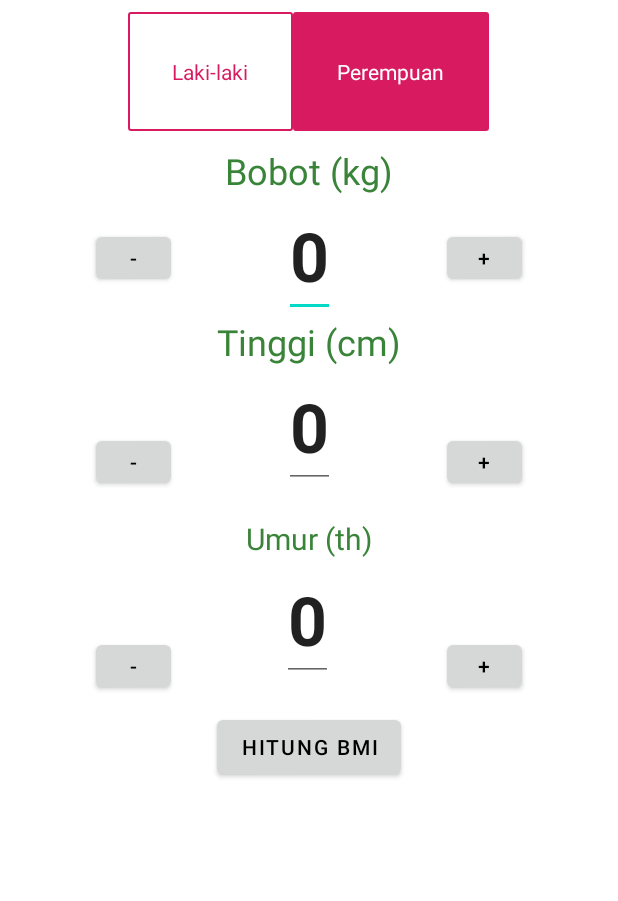
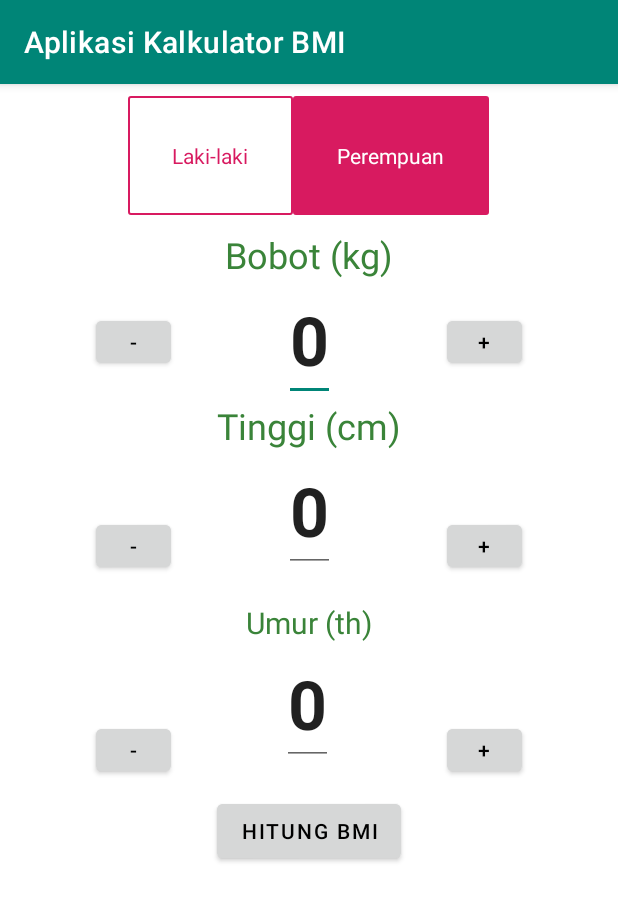
Before and after one commit to yogameleniawan/dts-mobile-7, an Android app: the screen it shows after launch (MainActivity), on a phone screen of 412 x 824 dp. Shown: the top 901 px of the screen. Run offline under Robolectric (Android 15) with nearby library versions, the phone set to English and light mode, and no system bars; our stand-ins replace sdp/ssp sizes.

Commit message:
add splash screen

```diff
--- a/app/build.gradle
+++ b/app/build.gradle
@@ -33,7 +33,9 @@ dependencies {
     implementation 'androidx.appcompat:appcompat:1.3.1'
     implementation 'com.google.android.material:material:1.4.0'
     implementation 'androidx.constraintlayout:constraintlayout:2.1.0'
+    implementation 'androidx.wear:wear:1.1.0'
     testImplementation 'junit:junit:4.+'
     androidTestImplementation 'androidx.test.ext:junit:1.1.3'
     androidTestImplementation 'androidx.test.espresso:espresso-core:3.4.0'
+    compileOnly 'com.google.android.wearable:wearable:2.8.1'
 }
--- /dev/null
+++ b/app/src/main/java/com/example/projectbmi/SplashScreen.java
@@ -0,0 +1,28 @@
+package com.example.projectbmi;
+
+import android.app.Activity;
+import android.content.Intent;
+import android.os.Bundle;
+import android.os.Handler;
+import android.widget.TextView;
+
+import androidx.appcompat.app.AppCompatActivity;
+
+public class SplashScreen extends AppCompatActivity {
+
+    Handler handler;
+
+    @Override
+    protected void onCreate(Bundle savedInstanceState) {
+        super.onCreate(savedInstanceState);
+        setContentView(R.layout.activity_splash_screen);
+
+        handler = new Handler();
+        handler.postDelayed(()->{
+            Intent intent = new Intent(SplashScreen.this, MainActivity.class);
+            startActivity(intent);
+            finish();
+        }, 3000);
+
+    }
+}
--- a/app/src/main/res/layout/activity_main.xml
+++ b/app/src/main/res/layout/activity_main.xml
@@ -96,6 +96,7 @@
         android:layout_marginTop="152dp"
         android:layout_marginEnd="64dp"
         android:layout_marginRight="64dp"
+        android:backgroundTint="#d6d7d7"
         android:text="@string/logo_plus"
         android:onClick="tmbBerat"
         app:layout_constraintEnd_toEndOf="parent"
@@ -115,16 +116,17 @@
 
     <Button
         android:id="@+id/kurangBerat"
-        android:textColor="@color/black"
         android:layout_width="50dp"
         android:layout_height="40dp"
         android:layout_marginStart="64dp"
-        android:layout_marginLeft="64dp"
         android:layout_marginTop="152dp"
+        android:backgroundTint="#d6d7d7"
+        android:onClick="krgBerat"
         android:text="@string/logo_minus"
-        android:onClick="krgBerat"
+        android:textColor="@color/black"
         app:layout_constraintStart_toStartOf="parent"
-        app:layout_constraintTop_toTopOf="parent"/>
+        app:layout_constraintTop_toTopOf="parent"
+        app:strokeColor="#F11F1F" />
 
     <Button
         android:id="@+id/tambahTinggi"
@@ -134,6 +136,7 @@
         android:layout_marginTop="288dp"
         android:layout_marginEnd="64dp"
         android:layout_marginRight="64dp"
+        android:backgroundTint="#d6d7d7"
         android:text="@string/logo_plus"
         android:onClick="tmbTinggi"
         app:layout_constraintEnd_toEndOf="parent"
@@ -153,13 +156,14 @@
 
     <Button
         android:id="@+id/kurangTinggi"
-        android:textColor="@color/black"
         android:layout_width="50dp"
         android:layout_height="40dp"
         android:layout_marginStart="64dp"
         android:layout_marginTop="288dp"
+        android:backgroundTint="#d6d7d7"
+        android:onClick="krgTinggi"
         android:text="@string/logo_minus"
-        android:onClick="krgTinggi"
+        android:textColor="@color/black"
         app:layout_constraintStart_toStartOf="parent"
         app:layout_constraintTop_toTopOf="parent" />
 
@@ -171,6 +175,7 @@
         android:layout_marginTop="424dp"
         android:layout_marginEnd="64dp"
         android:layout_marginRight="64dp"
+        android:backgroundTint="#d6d7d7"
         android:text="@string/logo_plus"
         android:onClick="tmbUmur"
         app:layout_constraintEnd_toEndOf="parent"
@@ -182,6 +187,7 @@
         android:layout_width="50dp"
         android:layout_height="40dp"
         android:layout_marginStart="64dp"
+        android:backgroundTint="#d6d7d7"
         android:layout_marginLeft="64dp"
         android:layout_marginTop="424dp"
         android:text="@string/logo_minus"
@@ -211,5 +217,6 @@
         app:layout_constraintLeft_toLeftOf="parent"
         app:layout_constraintRight_toRightOf="parent"
         android:onClick="calculateBMI"
+        android:backgroundTint="#d6d7d7"
         />
 </androidx.constraintlayout.widget.ConstraintLayout>
--- /dev/null
+++ b/app/src/main/res/values-round/strings.xml
@@ -0,0 +1,3 @@
+<resources>
+    <string name="hello_world">Hello Round World!</string>
+</resources>
--- a/app/src/main/res/values/colors.xml
+++ b/app/src/main/res/values/colors.xml
@@ -3,10 +3,12 @@
     <color name="purple_200">#FFBB86FC</color>
     <color name="purple_500">#d6d7d7</color>
     <color name="purple_700">#FF3700B3</color>
-    <color name="teal_200">#FF03DAC5</color>
-    <color name="teal_700">#FF018786</color>
+    <color name="teal_200">#FF008577</color>
+    <color name="teal_700">#FF00574b</color>
     <color name="black">#FF000000</color>
     <color name="white">#FFFFFFFF</color>
     <color name="accent">#d81a60</color>
     <color name="colorPrimary">#3a8439</color>
+    <color name="splashbg">#3395ff</color>
+
 </resources>
--- a/app/src/main/res/values/themes.xml
+++ b/app/src/main/res/values/themes.xml
@@ -1,8 +1,8 @@
 <resources xmlns:tools="http://schemas.android.com/tools">
     <!-- Base application theme. -->
-    <style name="Theme.ProjectBMI" parent="Theme.MaterialComponents.DayNight.NoActionBar">
+    <style name="Theme.ProjectBMI" parent="Theme.MaterialComponents.DayNight.DarkActionBar">
         <!-- Primary brand color. -->
-        <item name="colorPrimary">@color/purple_500</item>
+        <item name="colorPrimary">@color/teal_200</item>
         <item name="colorPrimaryVariant">@color/purple_700</item>
         <item name="colorOnPrimary">@color/white</item>
         <!-- Secondary brand color. -->
@@ -10,7 +10,7 @@
         <item name="colorSecondaryVariant">@color/teal_700</item>
         <item name="colorOnSecondary">@color/black</item>
         <!-- Status bar color. -->
-        <item name="android:statusBarColor" tools:targetApi="l">?attr/colorPrimary</item>
+        <item name="android:statusBarColor" tools:targetApi="l">?attr/colorSecondaryVariant</item>
         <!-- Customize your theme here. -->
     </style>
 </resources>
```
Also changed, not shown: app/src/main/AndroidManifest.xml (+9 -1 lines), app/src/main/res/layout/activity_splash_screen.xml (added, +16 -0 lines), app/src/main/res/values/dimens.xml (added, +15 -0 lines), app/src/main/res/values/strings.xml (+7 -1 lines).
